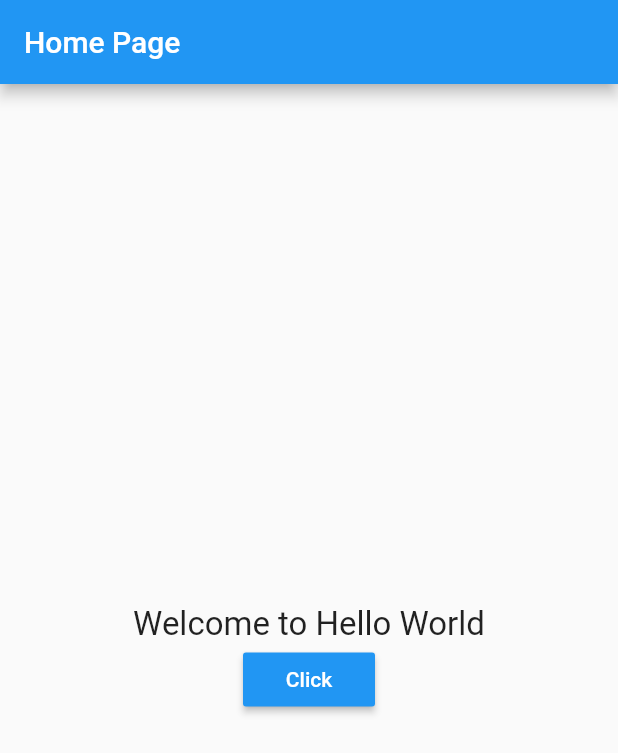
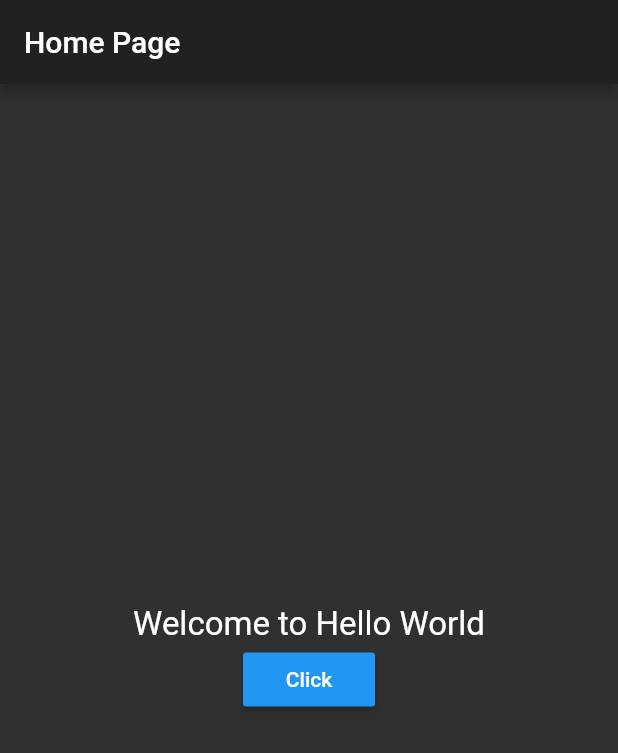
Before and after one commit to RitwickBhargav/hello_world_flutter, a Flutter app: the screen it shows after launch, after a tap on "Click", on a phone screen of 412 x 824 dp. Shown: the top 753 px of the screen. Run offline on Flutter 3.47's test engine with Material 2 defaults, Android fonts, the phone set to English and light mode, and no system bars.

Commit message:
refactor code, add theme

```diff
--- a/lib/main.dart
+++ b/lib/main.dart
@@ -2,7 +2,7 @@ import 'package:flutter/material.dart';
 
 void main()
 {
-  runApp(new MyApp());
+  runApp(MyApp());
 }
 
 class MyApp extends StatelessWidget {
@@ -10,7 +10,8 @@ class MyApp extends StatelessWidget {
   Widget build(BuildContext context) {
     return MaterialApp(
       title: "My App",
-      home: new HomePage(),
+      theme: ThemeData.dark(),
+      home: HomePage(),
     );
   }
 }
@@ -36,20 +37,26 @@ void _changeText()
   Widget _bodyWidget(){
   return Container(
     padding: const EdgeInsets.all(8.0),
-    child: new Center(
-      child: new Column(
+    child: Center(
+      child: Column(
         mainAxisAlignment: MainAxisAlignment.center,
         children: <Widget>[
-          new Text(myText, style: new TextStyle(
-            fontSize: 22.0
-          )),
-          new RaisedButton(
-            child: new Text("Click", style: new TextStyle(
-              color: Colors.white,
-            ),),
+            Text(
+              myText,
+              style: TextStyle(
+                fontSize: 22.0,
+              ),
+            ),
+            RaisedButton(
+              child: Text(
+                "Click",
+                style: TextStyle(
+                  color: Colors.white,
+                ),
+              ),
             onPressed: _changeText,
             color: Colors.blue,
-          )
+            ),
         ],
       )
     )
@@ -59,8 +66,8 @@ void _changeText()
   @override
   Widget build(BuildContext context) {
     return Scaffold(
-      appBar: new AppBar(
-        title: new Text("Home Page"),
+      appBar: AppBar(
+        title: Text("Home Page"),
       ),
       body: _bodyWidget(),
     );
```
